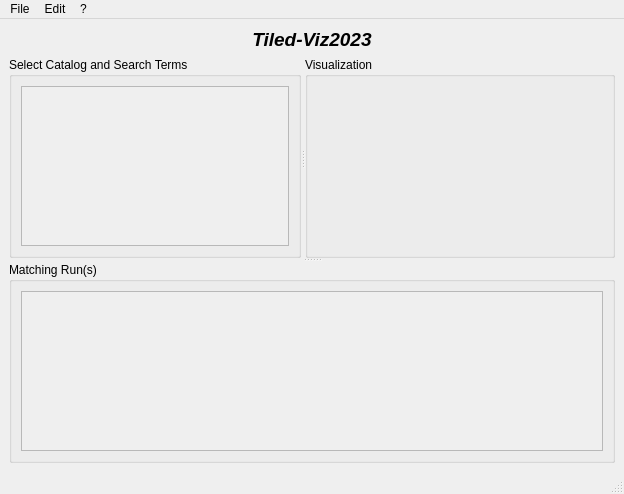
This is gemviz23/demo/resources/mainwindow.ui in BCDA-APS/gemviz as Qt 5 draws it before an edit. The edited form follows.
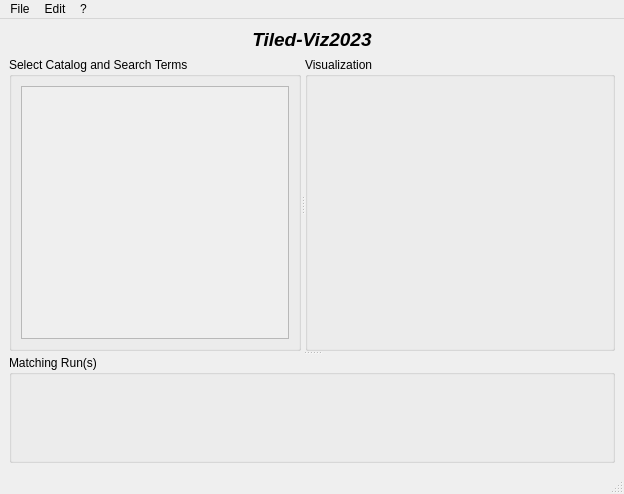
This is the edited form.

Commit message: MNT #20 names & layout

The edit to the form file:
```diff
--- a/gemviz23/demo/resources/mainwindow.ui
+++ b/gemviz23/demo/resources/mainwindow.ui
@@ -57,7 +57,7 @@
              <rect>
               <x>0</x>
               <y>0</y>
-              <width>201</width>
+              <width>266</width>
               <height>157</height>
              </rect>
             </property>
@@ -76,25 +76,7 @@
        <property name="title">
         <string>Matching Run(s)</string>
        </property>
-       <layout class="QHBoxLayout" name="horizontalLayout_2">
-        <item>
-         <widget class="QScrollArea" name="scrollArea_2">
-          <property name="widgetResizable">
-           <bool>true</bool>
-          </property>
-          <widget class="QWidget" name="runs_widget">
-           <property name="geometry">
-            <rect>
-             <x>0</x>
-             <y>0</y>
-             <width>580</width>
-             <height>156</height>
-            </rect>
-           </property>
-          </widget>
-         </widget>
-        </item>
-       </layout>
+       <layout class="QHBoxLayout" name="horizontalLayout_2"/>
       </widget>
      </widget>
     </item>
```
Left out of the diff: 4 changed lines with no effect on the pictures.
